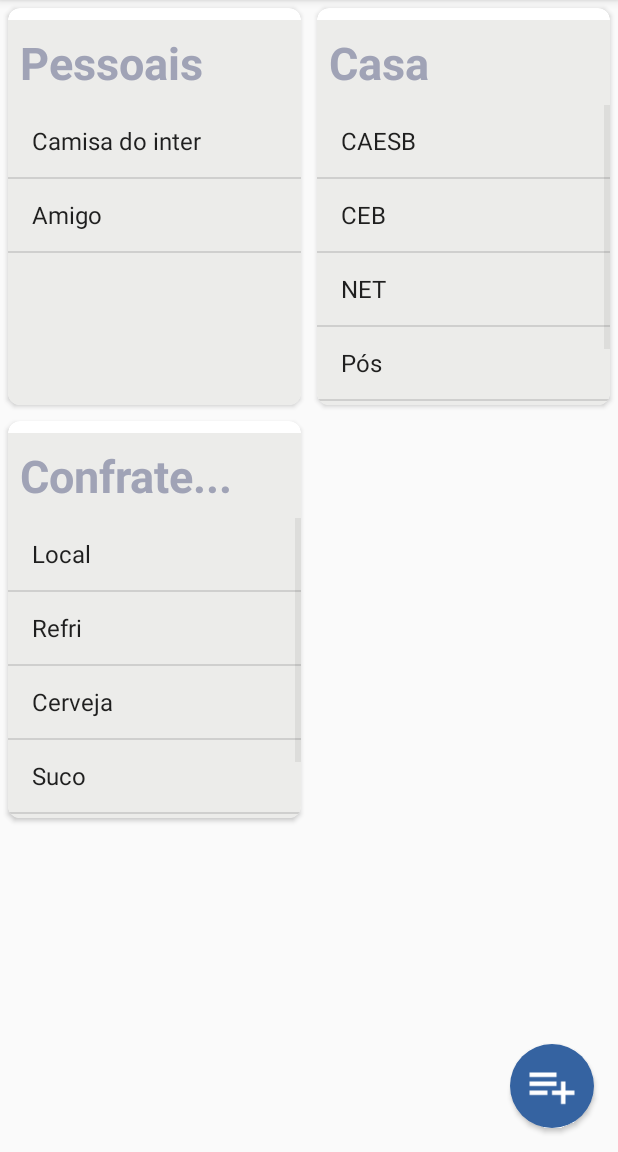
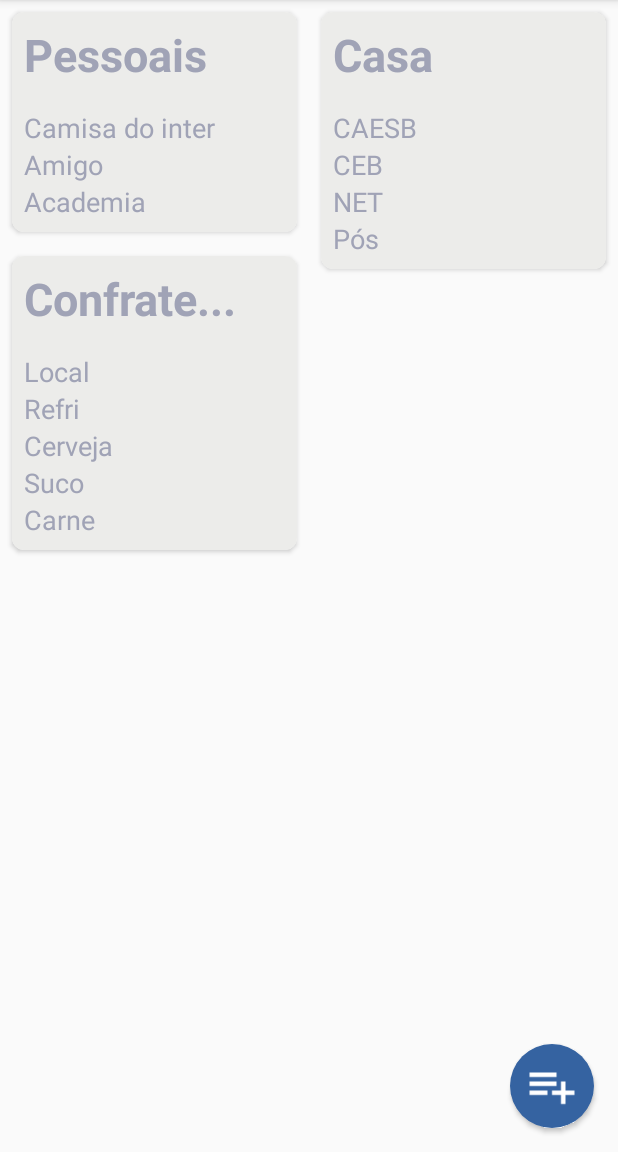
Before and after one commit to ajuniofc/controle-contas, an Android app: the HomeActivity screen opened directly, with no data from a screen before it, on a phone screen of 412 x 824 dp, the part 84-1236 px from its top. Run offline under Robolectric (Android 15) with nearby library versions, the phone set to English and light mode, and no system bars.

Commit message:
Refatorar codigo

```diff
--- a/app/src/main/AndroidManifest.xml
+++ b/app/src/main/AndroidManifest.xml
@@ -12,7 +12,7 @@
         <activity
             android:name=".ui.activity.LoginActivity"
             android:label="Login"
-            android:theme="@style/AppCompat.TelaCheia">
+            android:theme="@style/AppCompat.NoActionBar">
         </activity>
         <activity android:name=".ui.activity.HomeActivity" />
         <activity
@@ -21,13 +21,13 @@
         <activity
             android:name=".ui.activity.AdicionarCardenetaActivity"
             android:label="Adicionar Cardeneta"
-            android:theme="@style/AppCompat.TelaCheia" />
+            android:theme="@style/AppCompat.NoActionBar" />
         <activity
             android:name=".ui.activity.ContasActivity"
             android:label="Contas" />
         <activity
             android:name=".ui.activity.CompartilharActivity"
-            android:theme="@style/AppCompat.TelaCheia" />
+            android:theme="@style/AppCompat.NoActionBar" />
         <activity
             android:name=".ui.activity.ContaActivity"
             android:label="Energia" />
--- a/app/src/main/java/ajuniofc/com/br/controledecontastelas/ui/activity/HomeActivity.java
+++ b/app/src/main/java/ajuniofc/com/br/controledecontastelas/ui/activity/HomeActivity.java
@@ -86,8 +86,6 @@ public class HomeActivity extends AppCompatActivity {
                 new Programming(true, BillType.FIXED, 0), 457.97, false));
         bills.add(new MonthlyDebt("Pós", "Mensalidade da pos", Calendar.getInstance(),
                 new Programming(true, BillType.FIXED, 0), 538.65, false));
-        bills.add(new MonthlyDebt("CEB", "Mensalidade da academia", Calendar.getInstance(),
-                new Programming(true, BillType.FIXED, 0), 89.90, true));
         return bills;
     }
 
@@ -95,6 +93,8 @@ public class HomeActivity extends AppCompatActivity {
         List<Bill> bills = new ArrayList<>();
         bills.add(new CurrentDebt("Camisa do inter", "Camisa de treino do inter", Calendar.getInstance(),149.99));
         bills.add(new CurrentDebt("Amigo", "Dinheiro pego emprestado com Fulano", 65.00));
+        bills.add(new MonthlyDebt("Academia", "Mensalidade da academia", Calendar.getInstance(),
+                new Programming(true, BillType.FIXED, 0), 89.90, true));
         return bills;
     }
 
@@ -103,8 +103,4 @@ public class HomeActivity extends AppCompatActivity {
         getMenuInflater().inflate(R.menu.form_task_menu, menu);
         return super.onCreateOptionsMenu(menu);
     }
-
-    public void contas(View view) {
-
-    }
 }
--- a/app/src/main/java/ajuniofc/com/br/controledecontastelas/ui/adapter/BookletListAdapter.java
+++ b/app/src/main/java/ajuniofc/com/br/controledecontastelas/ui/adapter/BookletListAdapter.java
@@ -6,6 +6,7 @@ import android.view.LayoutInflater;
 import android.view.View;
 import android.view.ViewGroup;
 import android.widget.ArrayAdapter;
+import android.widget.LinearLayout;
 import android.widget.ListView;
 import android.widget.TextView;
 
@@ -53,12 +54,12 @@ public class BookletListAdapter extends RecyclerView.Adapter<BookletListAdapter.
     class BookletViewHolder extends RecyclerView.ViewHolder {
 
         private final TextView title;
-        private final ListView listView;
+        private final LinearLayout list;
 
         public BookletViewHolder(View itemView) {
             super(itemView);
             title = itemView.findViewById(R.id.booklet_item_title);
-            listView = itemView.findViewById(R.id.booklet_item_list);
+            list = itemView.findViewById(R.id.booklet_item_list);
         }
 
         public void bind(Booklet booklet){
@@ -67,8 +68,13 @@ public class BookletListAdapter extends RecyclerView.Adapter<BookletListAdapter.
             }else {
                 title.setText(booklet.getTitle());
             }
-            listView.setAdapter(new ArrayAdapter<Bill>(activity,
-                    android.R.layout.simple_list_item_1, booklet.getBills()));
+            for (Bill bill : booklet.getBills()) {
+                TextView view = new TextView(activity);
+                view.setText(bill.getName());
+                view.setTextSize(18);
+                view.setTextColor(activity.getResources().getColor(R.color.cinzaEscuro));
+                list.addView(view);
+            }
         }
     }
 }
--- a/app/src/main/res/layout/activity_home.xml
+++ b/app/src/main/res/layout/activity_home.xml
@@ -9,7 +9,7 @@
     <RelativeLayout
         android:layout_width="match_parent"
         android:layout_height="match_parent"
-        android:onClick="bills">
+        >
 
         <android.support.v7.widget.RecyclerView
             android:id="@+id/task_list"
--- a/app/src/main/res/layout/booklet_list_item.xml
+++ b/app/src/main/res/layout/booklet_list_item.xml
@@ -5,17 +5,19 @@
     android:id="@+id/cardView_task_item"
     android:layout_width="match_parent"
     android:layout_height="wrap_content"
-    android:layout_margin="5dp"
+    android:layout_margin="8dp"
     xmlns:app="http://schemas.android.com/apk/res-auto"
     android:maxHeight="250dp"
-    app:cardCornerRadius="8dp">
+    app:cardCornerRadius="8dp"
+    android:background="@color/cinzaClaro"
+    >
 
     <LinearLayout
         android:layout_width="match_parent"
         android:layout_height="wrap_content"
         android:orientation="vertical"
         android:background="@color/cinzaClaro"
-        android:layout_marginTop="8dp">
+        >
 
         <TextView
             android:id="@+id/booklet_item_title"
@@ -29,10 +31,12 @@
             android:textColor="@color/cinzaEscuro"
             android:background="@color/cinzaClaro"/>
 
-        <ListView
+        <LinearLayout
             android:id="@+id/booklet_item_list"
             android:layout_width="match_parent"
-            android:layout_height="200dp"/>
+            android:layout_height="wrap_content"
+            android:orientation="vertical"
+            android:layout_margin="8dp"/>
 
     </LinearLayout>
 
--- a/app/src/main/res/values/styles.xml
+++ b/app/src/main/res/values/styles.xml
@@ -8,6 +8,12 @@
         <item name="colorAccent">@color/colorAccent</item>
     </style>
 
+    <style name="AppCompat.NoActionBar" parent="Theme.AppCompat.Light.NoActionBar">
+        <item name="colorPrimary">@color/colorPrimary</item>
+        <item name="colorPrimaryDark">@color/colorPrimaryDark</item>
+        <item name="colorAccent">@color/colorAccent</item>
+    </style>
+
     <style name="AppCompat.TelaCheia" parent="Theme.AppCompat.Light.NoActionBar">
         <item name="android:windowFullscreen">true</item>
     </style>
```
